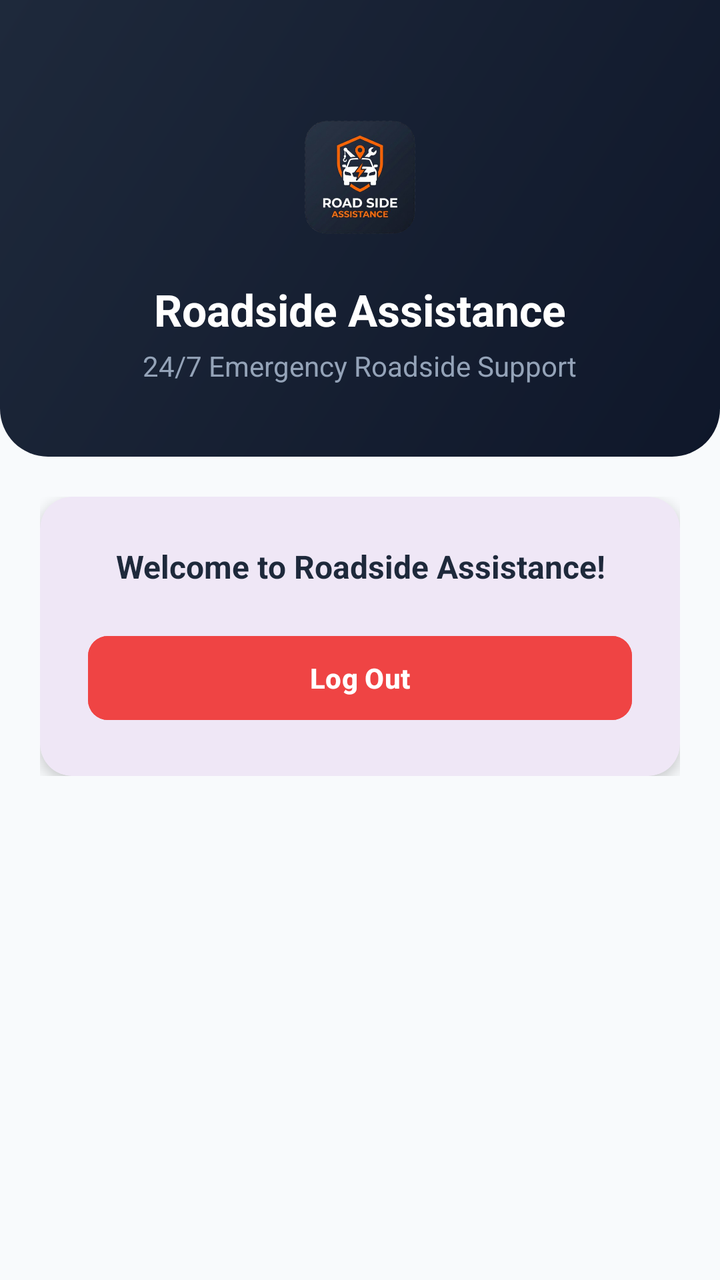
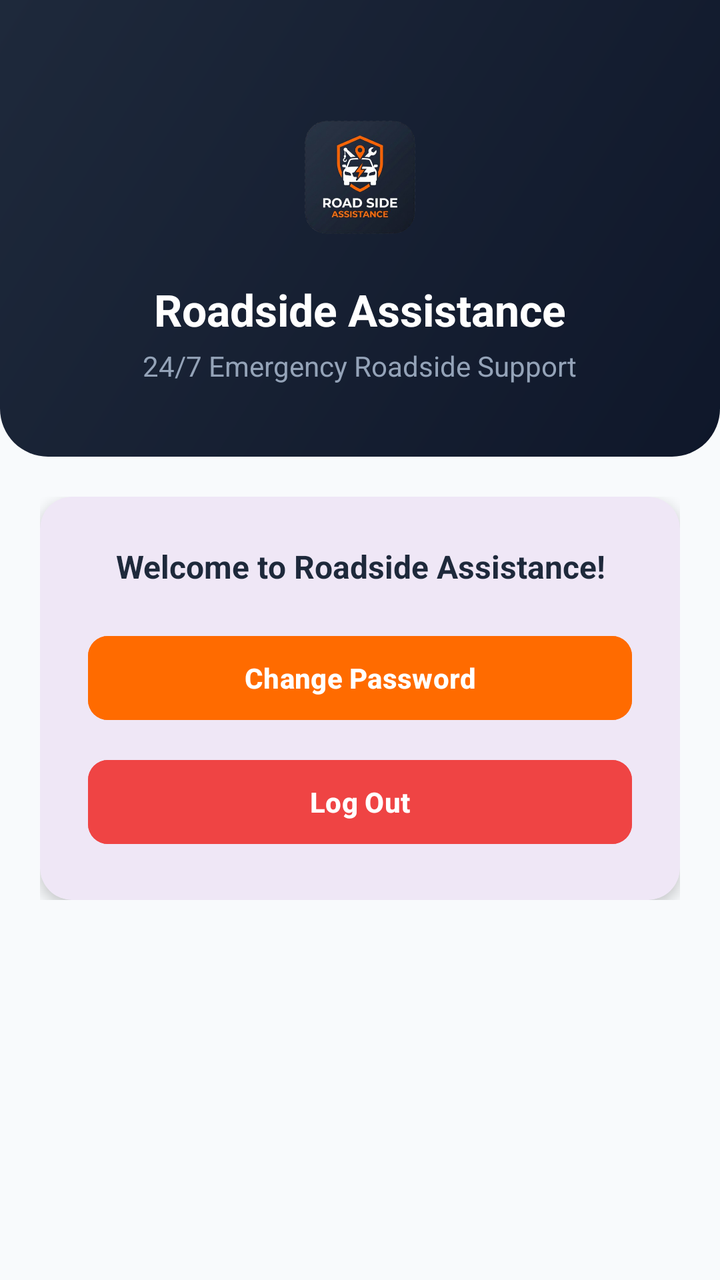

The first picture is an Android layout as it rendered before a commit; the second is the same layout after the commit. The layout source and the unified diff follow.
<!-- AndroidManifest.xml: application theme Theme.RoadSideAssistance -->
<!-- res/layout/activity_main.xml -->
<?xml version="1.0" encoding="utf-8"?>
<LinearLayout xmlns:android="http://schemas.android.com/apk/res/android"
    xmlns:app="http://schemas.android.com/apk/res-auto"
    xmlns:tools="http://schemas.android.com/tools"
    android:id="@+id/main"
    android:layout_width="match_parent"
    android:layout_height="match_parent"
    android:background="@color/bg_light"
    android:orientation="vertical"
    tools:context=".MainActivity">

    
    <LinearLayout
        android:layout_width="match_parent"
        android:layout_height="wrap_content"
        android:background="@drawable/bg_header_gradient"
        android:gravity="center"
        android:orientation="vertical"
        android:paddingStart="24dp"
        android:paddingTop="48dp"
        android:paddingEnd="24dp"
        android:paddingBottom="36dp">

        <ImageView
            android:layout_width="80dp"
            android:layout_height="80dp"
            android:adjustViewBounds="true"
            android:contentDescription="@string/app_name"
            android:scaleType="fitCenter"
            android:src="@drawable/logo" />

        <TextView
            android:id="@+id/tvWelcomeTitle"
            android:layout_width="wrap_content"
            android:layout_height="wrap_content"
            android:layout_marginTop="12dp"
            android:text="@string/app_name"
            android:textColor="@color/text_white"
            android:textSize="22sp"
            android:textStyle="bold" />

        <TextView
            android:id="@+id/tvWelcomeSubtitle"
            android:layout_width="wrap_content"
            android:layout_height="wrap_content"
            android:layout_marginTop="4dp"
            android:text="@string/app_tagline"
            android:textColor="@color/text_muted"
            android:textSize="14sp" />

    </LinearLayout>

    <LinearLayout
        android:layout_width="match_parent"
        android:layout_height="wrap_content"
        android:orientation="vertical"
        android:padding="20dp">

        <com.google.android.material.card.MaterialCardView
            android:layout_width="match_parent"
            android:layout_height="wrap_content"
            app:cardCornerRadius="16dp"
            app:cardElevation="4dp"
            app:strokeWidth="0dp">

            <LinearLayout
                android:layout_width="match_parent"
                android:layout_height="wrap_content"
                android:gravity="center"
                android:orientation="vertical"
                android:padding="24dp">

                <TextView
                    android:id="@+id/tvUserInfo"
                    android:layout_width="wrap_content"
                    android:layout_height="wrap_content"
                    android:gravity="center"
                    android:text="Welcome to Roadside Assistance!"
                    android:textColor="@color/text_primary"
                    android:textSize="16sp"
                    android:textStyle="bold" />

                <com.google.android.material.button.MaterialButton
                    android:id="@+id/btnLogout"
                    android:layout_width="match_parent"
                    android:layout_height="50dp"
                    android:layout_marginTop="20dp"
                    android:backgroundTint="@color/error_red"
                    android:text="Log Out"
                    android:textColor="@color/text_white"
                    android:textSize="14sp"
                    android:textStyle="bold"
                    app:cornerRadius="10dp" />

            </LinearLayout>

        </com.google.android.material.card.MaterialCardView>

    </LinearLayout>

</LinearLayout>
<!-- resources referenced by this layout -->
<resources>
  <color name="bg_light">#F8FAFC</color>
  <color name="error_red">#EF4444</color>
  <color name="text_muted">#94A3B8</color>
  <color name="text_primary">#1E293B</color>
  <color name="text_white">#FFFFFF</color>
  <!-- drawable bg_header_gradient (drawable) -->
  <?xml version="1.0" encoding="utf-8"?>
  <shape xmlns:android="http://schemas.android.com/apk/res/android"
      android:shape="rectangle">
      <gradient
          android:angle="135"
          android:endColor="@color/splash_bg_end"
          android:startColor="@color/splash_bg_start" />
      <corners
          android:bottomLeftRadius="24dp"
          android:bottomRightRadius="24dp" />
  </shape>
  <!-- drawable logo: png bitmap (drawable, 157854 bytes) -->
  <string name="app_name">Roadside Assistance</string>
  <string name="app_tagline">24/7 Emergency Roadside Support</string>
  <style name="Theme.RoadSideAssistance" parent="Base.Theme.RoadSideAssistance" />
  <color name="splash_bg_end">#1E293B</color>
  <color name="splash_bg_start">#0F172A</color>
  <style name="Base.Theme.RoadSideAssistance" parent="Theme.Material3.DayNight.NoActionBar">
          
          
      </style>
</resources>

<!-- the commit's change to res/layout/activity_main.xml (unified diff, before → after) -->
@@ -81,10 +81,22 @@
                     android:textStyle="bold" />
 
                 <com.google.android.material.button.MaterialButton
+                    android:id="@+id/btnChangePassword"
+                    android:layout_width="match_parent"
+                    android:layout_height="50dp"
+                    android:layout_marginTop="20dp"
+                    android:backgroundTint="@color/primary_orange"
+                    android:text="Change Password"
+                    android:textColor="@color/text_white"
+                    android:textSize="14sp"
+                    android:textStyle="bold"
+                    app:cornerRadius="10dp" />
+
+                <com.google.android.material.button.MaterialButton
                     android:id="@+id/btnLogout"
                     android:layout_width="match_parent"
                     android:layout_height="50dp"
-                    android:layout_marginTop="20dp"
+                    android:layout_marginTop="12dp"
                     android:backgroundTint="@color/error_red"
                     android:text="Log Out"
                     android:textColor="@color/text_white"
<!-- resource entries referenced after the edit -->
@@ -2,6 +2,7 @@
 <resources>
   <color name="bg_light">#F8FAFC</color>
   <color name="error_red">#EF4444</color>
+  <color name="primary_orange">#FF6B00</color>
   <color name="text_muted">#94A3B8</color>
   <color name="text_primary">#1E293B</color>
   <color name="text_white">#FFFFFF</color>
